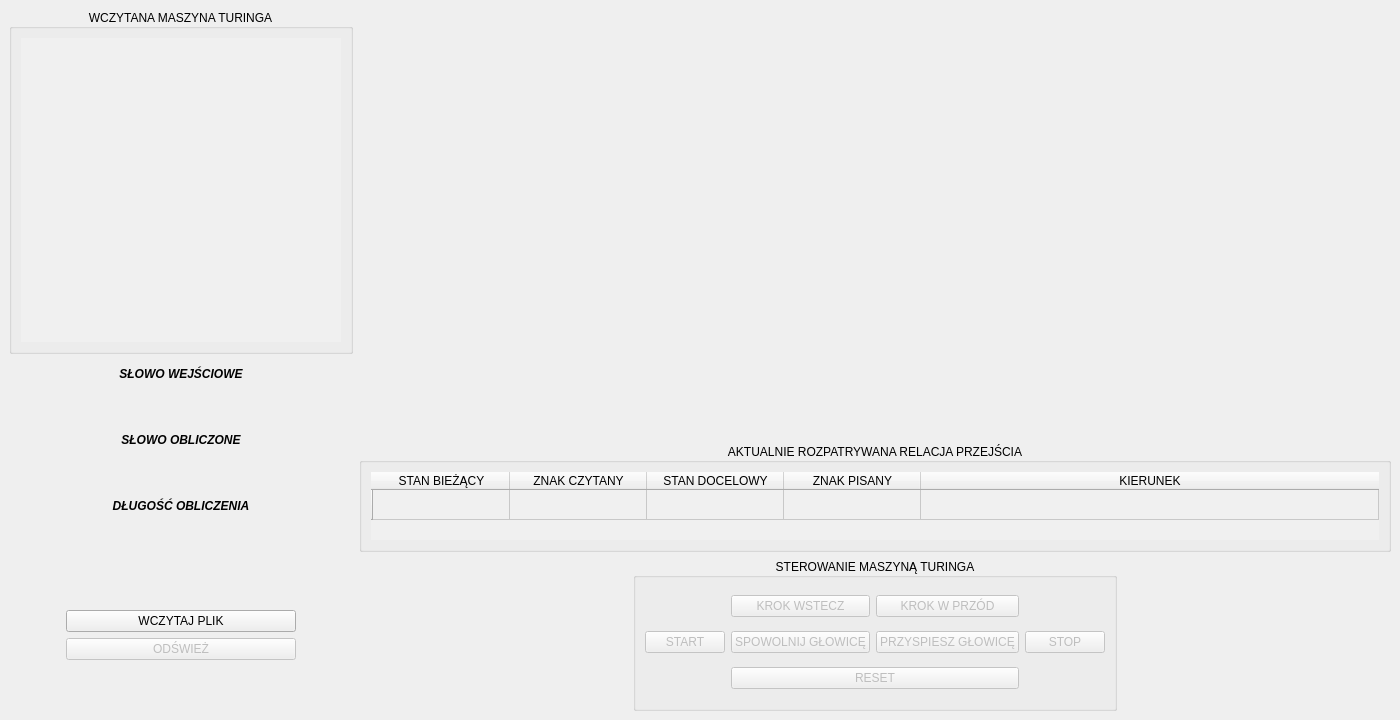
Before: the Qt Designer form form.ui in MichSosnowski/Deterministic_Turing_Machine, drawn with Qt 5.
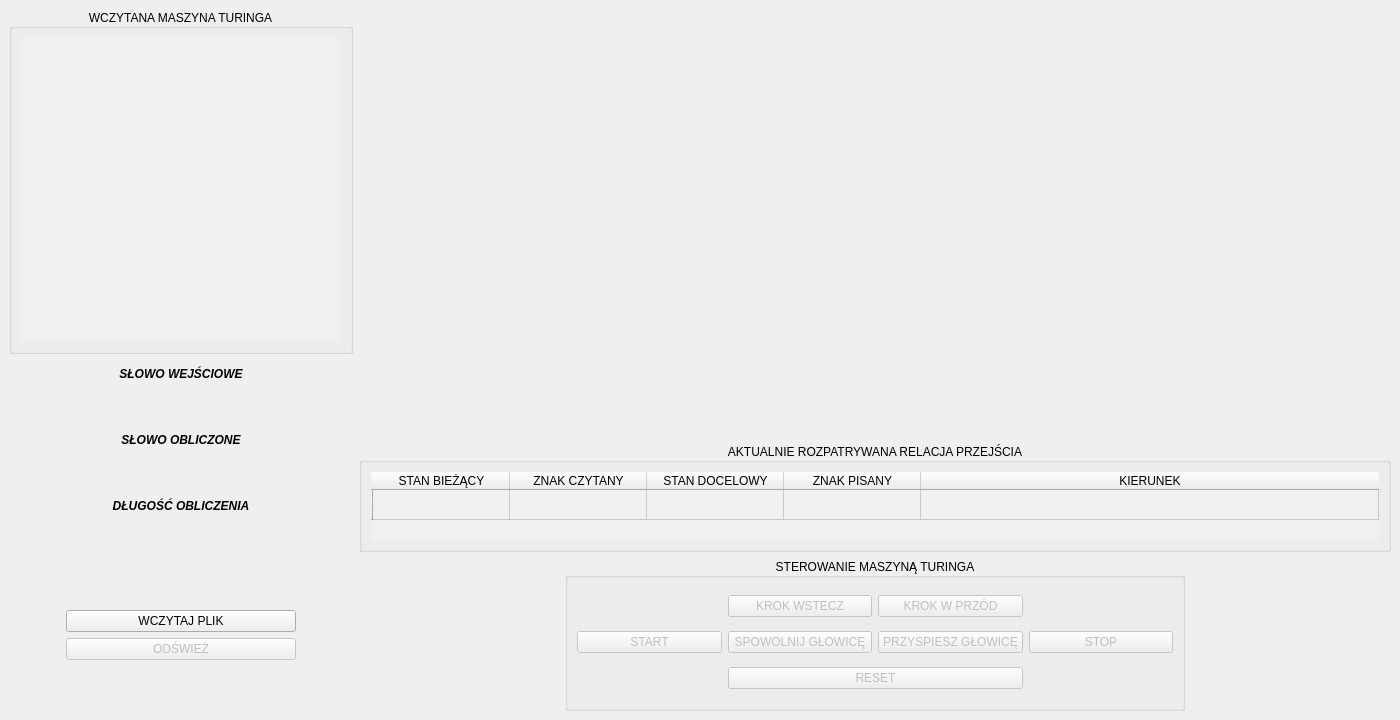
After: the same form once the commit is applied.

Commit message: Increased the size of start/stop buttons

The edit to the form file:
```diff
--- a/form.ui
+++ b/form.ui
@@ -42,7 +42,7 @@
      </layout>
     </item>
     <item row="6" column="1" rowspan="2">
-     <layout class="QHBoxLayout" name="horizontalLayout_2" stretch="1,1,1">
+     <layout class="QHBoxLayout" name="horizontalLayout_2" stretch="1,3,1">
       <item>
        <spacer name="horizontalSpacer_4">
         <property name="orientation">
```
The commit also changes 1 other file.
